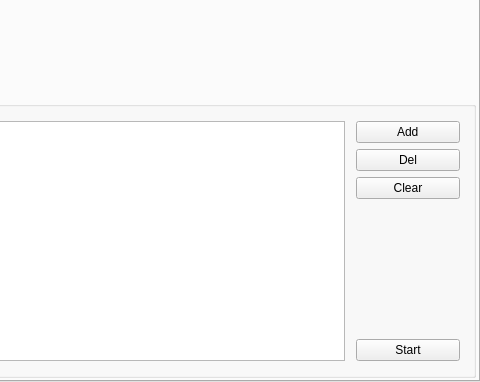
This is mainwindow.ui in emako/qvs as Qt 5 draws it before an edit; both pictures show x 240 to 720 and y 258 to 640 of the 720 by 640 pixel window. The edited form follows.
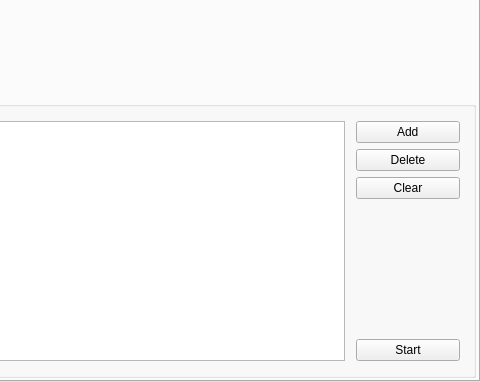
This is the edited form. The open tabs and pages were chosen to show the change. Icons and pictures are not drawn.

Patch:
```diff
--- a/mainwindow.ui
+++ b/mainwindow.ui
@@ -433,7 +433,7 @@
                     </size>
                    </property>
                    <property name="text">
-                    <string> Del </string>
+                    <string>Delete</string>
                    </property>
                    <property name="icon">
                     <iconset resource="res/resources.qrc">
```
Left out of the diff: 2 changed lines with no effect on the pictures.
